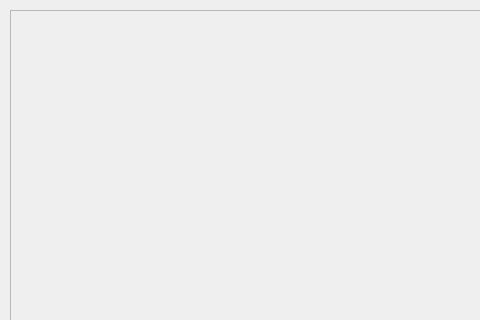
Qt form AED_Simulator/testwindow.ui (GrewalCreator/AED-Simulator) before a commit; both pictures show x 0 to 480 and y 0 to 320 of the 1031 by 435 pixel window.
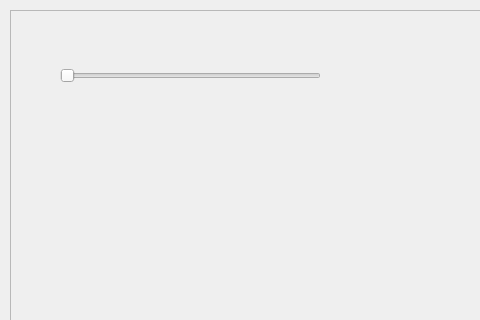
The same form after that commit.

Commit message: Started on heartRate generator and added patient class

```diff
--- a/AED_Simulator/testwindow.ui
+++ b/AED_Simulator/testwindow.ui
@@ -28,6 +28,32 @@
    <property name="frameShadow">
     <enum>QFrame::Raised</enum>
    </property>
+   <widget class="QSlider" name="heartRate_slider">
+    <property name="geometry">
+     <rect>
+      <x>50</x>
+      <y>50</y>
+      <width>261</width>
+      <height>31</height>
+     </rect>
+    </property>
+    <property name="orientation">
+     <enum>Qt::Horizontal</enum>
+    </property>
+   </widget>
+   <widget class="QLabel" name="graph_label">
+    <property name="geometry">
+     <rect>
+      <x>340</x>
+      <y>20</y>
+      <width>311</width>
+      <height>111</height>
+     </rect>
+    </property>
+    <property name="text">
+     <string/>
+    </property>
+   </widget>
   </widget>
  </widget>
  <resources/>
```
The commit also changes 14 other files.
